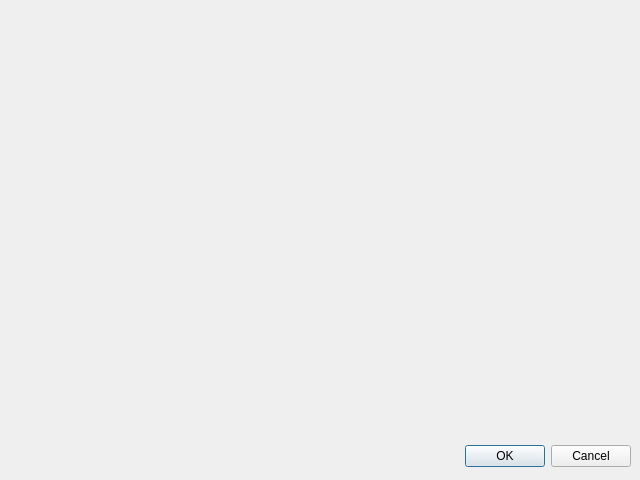
First picture: the form in Cryptuino/GUI/forms/WAnalysisOptions.ui, repository CaSchmidt/Cryptuino, before the edit.
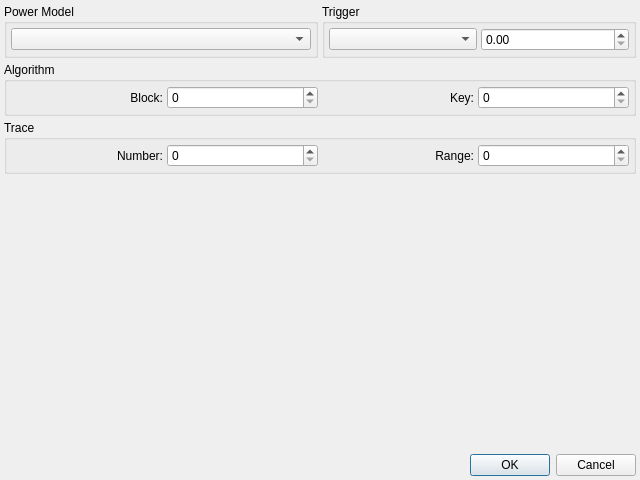
Second picture: the form after the edit.

Commit message: Finished configuration of analysis.

Diff of the .ui file:
```diff
--- a/Cryptuino/GUI/forms/WAnalysisOptions.ui
+++ b/Cryptuino/GUI/forms/WAnalysisOptions.ui
@@ -13,22 +13,210 @@
   <property name="windowTitle">
    <string>Options</string>
   </property>
-  <widget class="QDialogButtonBox" name="buttonBox">
-   <property name="geometry">
-    <rect>
-     <x>10</x>
-     <y>440</y>
-     <width>621</width>
-     <height>32</height>
-    </rect>
+  <layout class="QVBoxLayout" name="verticalLayout_2">
+   <property name="spacing">
+    <number>4</number>
    </property>
-   <property name="orientation">
-    <enum>Qt::Horizontal</enum>
+   <property name="leftMargin">
+    <number>4</number>
    </property>
-   <property name="standardButtons">
-    <set>QDialogButtonBox::Cancel|QDialogButtonBox::Ok</set>
+   <property name="topMargin">
+    <number>4</number>
    </property>
-  </widget>
+   <property name="rightMargin">
+    <number>4</number>
+   </property>
+   <property name="bottomMargin">
+    <number>4</number>
+   </property>
+   <item>
+    <layout class="QHBoxLayout" name="horizontalLayout_4">
+     <property name="spacing">
+      <number>4</number>
+     </property>
+     <item>
+      <widget class="QGroupBox" name="groupBox">
+       <property name="title">
+        <string>Power Model</string>
+       </property>
+       <layout class="QVBoxLayout" name="verticalLayout">
+        <property name="spacing">
+         <number>4</number>
+        </property>
+        <property name="leftMargin">
+         <number>4</number>
+        </property>
+        <property name="topMargin">
+         <number>4</number>
+        </property>
+        <property name="rightMargin">
+         <number>4</number>
+        </property>
+        <property name="bottomMargin">
+         <number>4</number>
+        </property>
+        <item>
+         <widget class="QComboBox" name="modelCombo"/>
+        </item>
+       </layout>
+      </widget>
+     </item>
+     <item>
+      <widget class="QGroupBox" name="groupBox_2">
+       <property name="title">
+        <string>Trigger</string>
+       </property>
+       <layout class="QHBoxLayout" name="horizontalLayout">
+        <property name="spacing">
+         <number>4</number>
+        </property>
+        <property name="leftMargin">
+         <number>4</number>
+        </property>
+        <property name="topMargin">
+         <number>4</number>
+        </property>
+        <property name="rightMargin">
+         <number>4</number>
+        </property>
+        <property name="bottomMargin">
+         <number>4</number>
+        </property>
+        <item>
+         <widget class="QComboBox" name="eventCombo"/>
+        </item>
+        <item>
+         <widget class="QDoubleSpinBox" name="eventSpin"/>
+        </item>
+       </layout>
+      </widget>
+     </item>
+    </layout>
+   </item>
+   <item>
+    <widget class="QGroupBox" name="groupBox_3">
+     <property name="title">
+      <string>Algorithm</string>
+     </property>
+     <layout class="QHBoxLayout" name="horizontalLayout_2">
+      <property name="spacing">
+       <number>4</number>
+      </property>
+      <property name="leftMargin">
+       <number>4</number>
+      </property>
+      <property name="topMargin">
+       <number>4</number>
+      </property>
+      <property name="rightMargin">
+       <number>4</number>
+      </property>
+      <property name="bottomMargin">
+       <number>4</number>
+      </property>
+      <item>
+       <widget class="QLabel" name="label">
+        <property name="text">
+         <string>Block:</string>
+        </property>
+        <property name="alignment">
+         <set>Qt::AlignRight|Qt::AlignTrailing|Qt::AlignVCenter</set>
+        </property>
+       </widget>
+      </item>
+      <item>
+       <widget class="QSpinBox" name="blockSpin"/>
+      </item>
+      <item>
+       <widget class="QLabel" name="label_2">
+        <property name="text">
+         <string>Key:</string>
+        </property>
+        <property name="alignment">
+         <set>Qt::AlignRight|Qt::AlignTrailing|Qt::AlignVCenter</set>
+        </property>
+       </widget>
+      </item>
+      <item>
+       <widget class="QSpinBox" name="keySpin"/>
+      </item>
+     </layout>
+    </widget>
+   </item>
+   <item>
+    <widget class="QGroupBox" name="groupBox_4">
+     <property name="title">
+      <string>Trace</string>
+     </property>
+     <layout class="QHBoxLayout" name="horizontalLayout_3">
+      <property name="spacing">
+       <number>4</number>
+      </property>
+      <property name="leftMargin">
+       <number>4</number>
+      </property>
+      <property name="topMargin">
+       <number>4</number>
+      </property>
+      <property name="rightMargin">
+       <number>4</number>
+      </property>
+      <property name="bottomMargin">
+       <number>4</number>
+      </property>
+      <item>
+       <widget class="QLabel" name="label_3">
+        <property name="text">
+         <string>Number:</string>
+        </property>
+        <property name="alignment">
+         <set>Qt::AlignRight|Qt::AlignTrailing|Qt::AlignVCenter</set>
+        </property>
+       </widget>
+      </item>
+      <item>
+       <widget class="QSpinBox" name="numTracesSpin"/>
+      </item>
+      <item>
+       <widget class="QLabel" name="label_4">
+        <property name="text">
+         <string>Range:</string>
+        </property>
+        <property name="alignment">
+         <set>Qt::AlignRight|Qt::AlignTrailing|Qt::AlignVCenter</set>
+        </property>
+       </widget>
+      </item>
+      <item>
+       <widget class="QSpinBox" name="pctRangeSpin"/>
+      </item>
+     </layout>
+    </widget>
+   </item>
+   <item>
+    <spacer name="verticalSpacer">
+     <property name="orientation">
+      <enum>Qt::Vertical</enum>
+     </property>
+     <property name="sizeHint" stdset="0">
+      <size>
+       <width>20</width>
+       <height>198</height>
+      </size>
+     </property>
+    </spacer>
+   </item>
+   <item>
+    <widget class="QDialogButtonBox" name="buttonBox">
+     <property name="orientation">
+      <enum>Qt::Horizontal</enum>
+     </property>
+     <property name="standardButtons">
+      <set>QDialogButtonBox::Cancel|QDialogButtonBox::Ok</set>
+     </property>
+    </widget>
+   </item>
+  </layout>
  </widget>
  <resources/>
  <connections>
```
Left out of the diff: 9 changed lines with no effect on the pictures. The commit also changes 3 other files.
